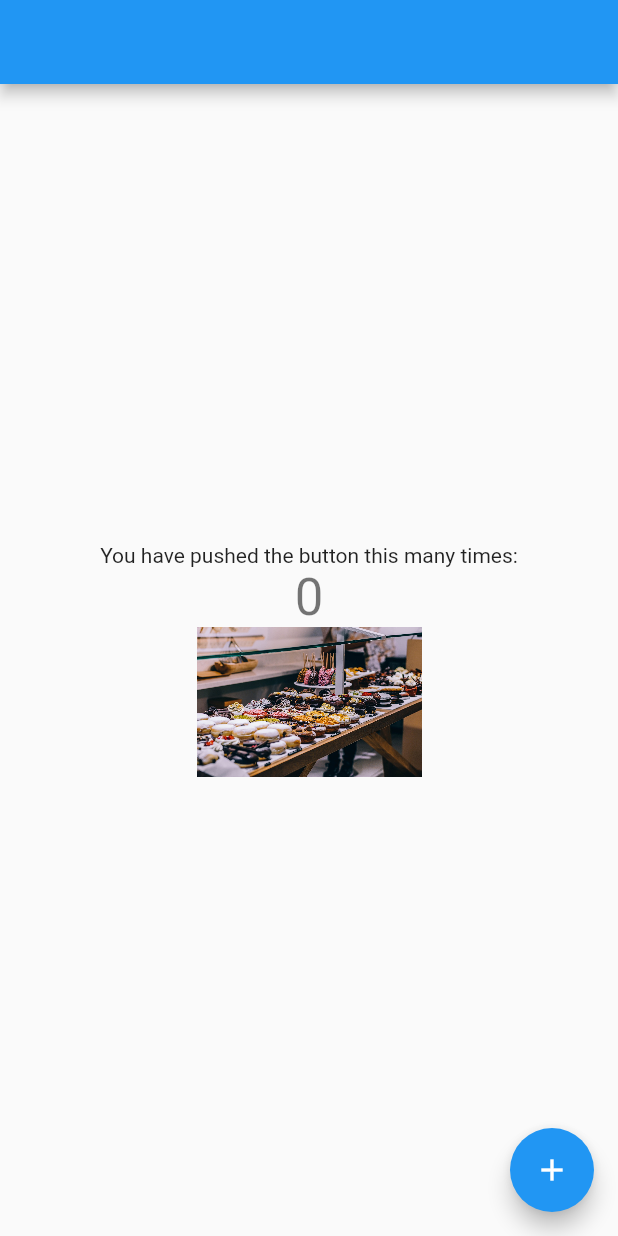
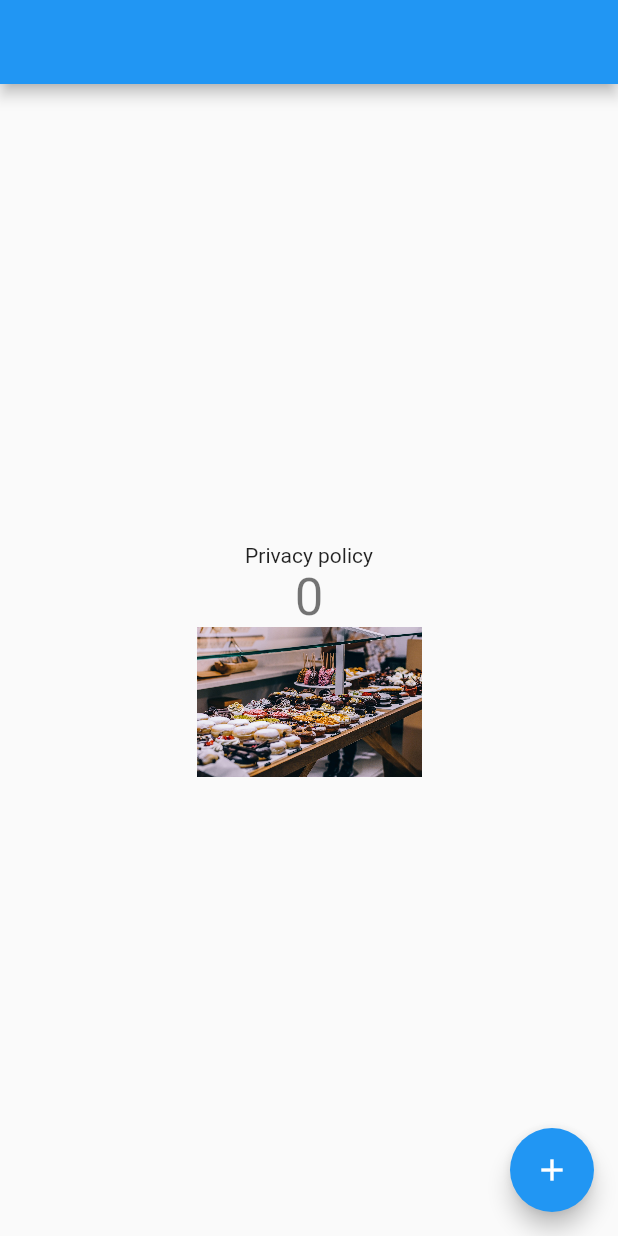
Before and after one commit to takashi11171117/flutter_sample2, a Flutter app: the screen it shows after launch, on a phone screen of 412 x 824 dp. Run offline on Flutter 3.47's test engine with Material 2 defaults, Android fonts, the phone set to English and light mode, and no system bars; generated files the repository leaves out were written again.

Commit message:
add l10n

```diff
--- /dev/null
+++ b/l10n.yaml
@@ -0,0 +1,3 @@
+arb-dir: lib/l10n
+template-arb-file: app_en.arb
+output-localization-file: app_localizations.dart
--- a/lib/main.dart
+++ b/lib/main.dart
@@ -1,4 +1,5 @@
 import 'package:flutter/material.dart';
+import 'package:flutter_gen/gen_l10n/app_localizations.dart';
 
 import 'environment_config.dart' as env;
 import 'gen/assets.gen.dart';
@@ -11,6 +12,8 @@ class MyApp extends StatelessWidget {
   @override
   Widget build(BuildContext context) {
     return MaterialApp(
+      localizationsDelegates: AppLocalizations.localizationsDelegates,
+      supportedLocales: AppLocalizations.supportedLocales,
       title: env.appName,
       debugShowCheckedModeBanner: true,
       theme: ThemeData(
@@ -49,8 +52,8 @@ class _MyHomePageState extends State<MyHomePage> {
         child: Column(
           mainAxisAlignment: MainAxisAlignment.center,
           children: <Widget>[
-            const Text(
-              'You have pushed the button this many times:',
+            Text(
+              AppLocalizations.of(context)!.privacyPolicy,
             ),
             Text(
               '$_counter',
--- a/pubspec.yaml
+++ b/pubspec.yaml
@@ -4,14 +4,18 @@ version: 1.0.0+1
 environment:
   sdk: ">=2.12.0 <3.0.0"
 dependencies:
+  cupertino_icons: ^1.0.2
   flutter:
     sdk: flutter
-  cupertino_icons: ^1.0.2
+  flutter_localizations:
+    sdk: flutter
+  intl: 0.17.0
 dev_dependencies:
   flutter_test:
     sdk: flutter
   pedantic_mono:
 flutter:
+  generate: true
   uses-material-design: true
   assets:
     - assets/images/
```
Also changed, not shown: lib/l10n/app_en.arb (added, +38 -0 lines), lib/l10n/app_ja.arb (added, +11 -0 lines), pubspec.lock.
